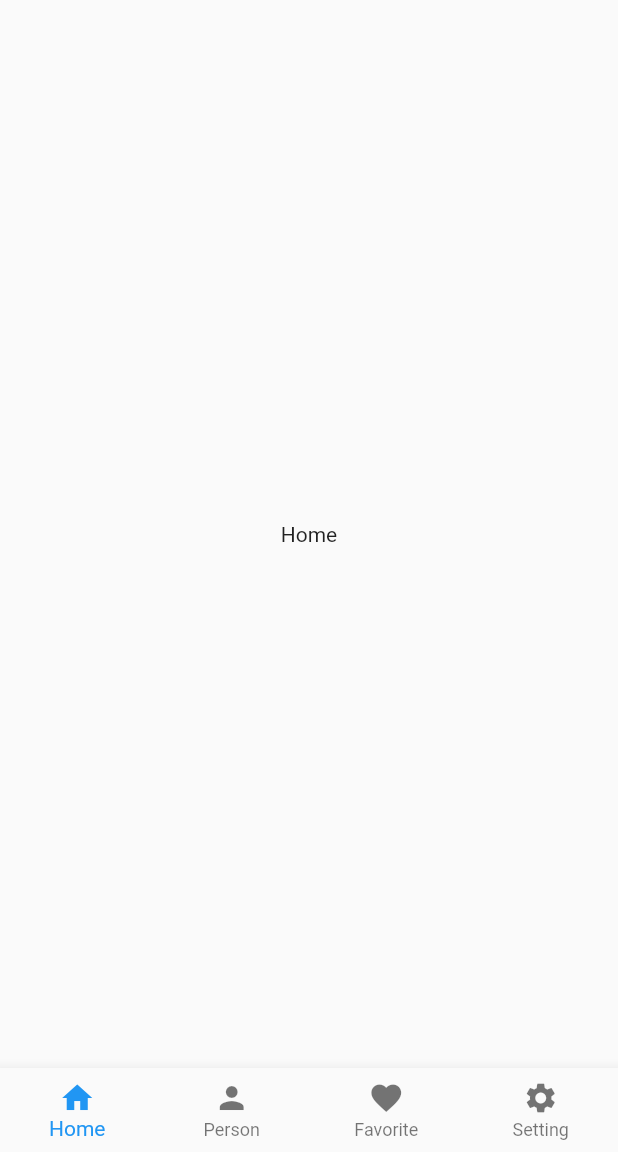
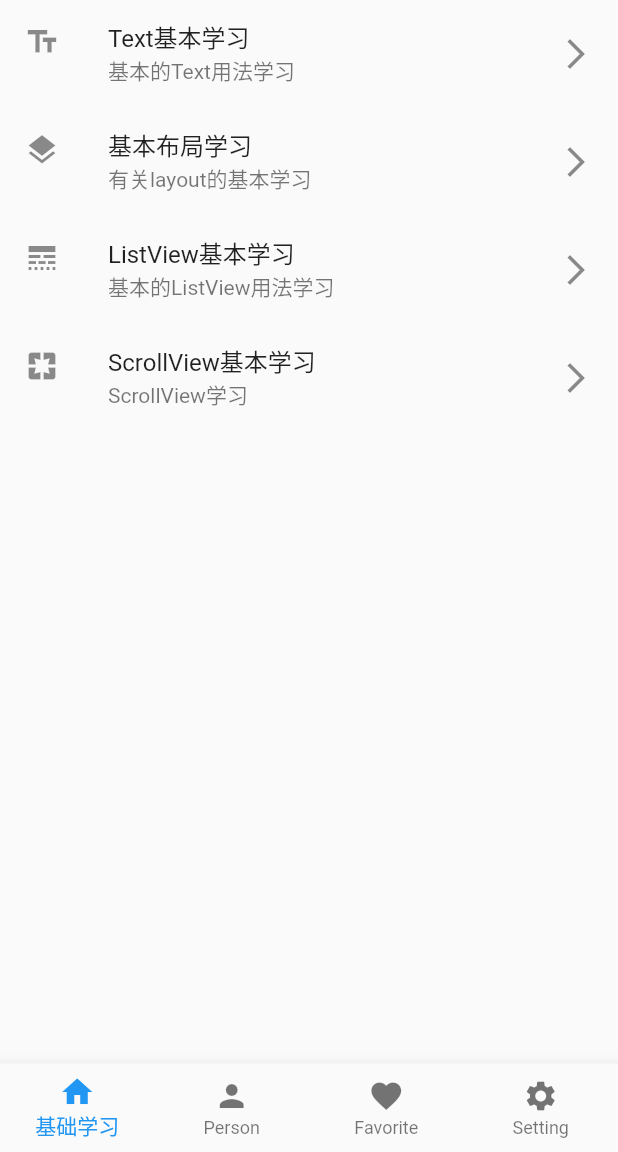
Before and after one commit to leokaka1/FlutterDemo, a Flutter app: the screen it shows after launch, on a phone screen of 412 x 824 dp, the part 84-1236 px from its top. Run offline on Flutter 3.47's test engine with Material 2 defaults, Android fonts, the light colour scheme and no system bars.

Commit message:
add four pages with basic study in main Home

```diff
--- a/lib/main.dart
+++ b/lib/main.dart
@@ -1,10 +1,9 @@
 import 'package:flutter/material.dart';
-import './pages/home/home.dart';
-import './pages/favorite/favorite.dart';
-import './pages/person/person.dart';
-import './pages/setting/setting.dart';
-import './pages/publicWidget/customerDrawer.dart';
 import './pages/demos/text_demo.dart';
+import './pages/demos/layout_demo.dart';
+import './pages/publicWidget/customerNavigation.dart';
+import './pages/demos/scrollView_demo.dart';
+import './pages/demos/listView_demo.dart';
 
 void main() => runApp(MyApp());
 
@@ -14,8 +13,11 @@ class MyApp extends StatelessWidget {
   Widget build(BuildContext context) {
     return MaterialApp(
       title: 'Flutter Demo',
-      routes: {
-        '/textDemo':(context)=> TextDemo()
+      routes: {//配置路由
+        '/text':(context)=> TextDemo(),
+        '/layout':(context)=> LayoutDemo(),
+        '/listView':(context)=>ListView_Demo(),
+        '/scrollView':(context)=>ScrollView_Demo(),
       },
       debugShowCheckedModeBanner: false,
       theme: ThemeData(
@@ -25,54 +27,3 @@ class MyApp extends StatelessWidget {
     );
   }
 }
-
-class SettingBottomNavigation extends StatefulWidget {
-  @override
-  State<StatefulWidget> createState() {
-    return SettingBottomNavigationState();
-  }
-}
-
-class SettingBottomNavigationState extends State<SettingBottomNavigation> {
-  int _currentIndex = 0;
-  List<Widget> pages = new List();
-
-  void _hanldeBottomIndex(int index) {
-    setState(() {
-      _currentIndex = index;
-    });
-  }
-
-  @override
-    void initState() {
-      pages..add(Home())..add(Person())..add(Favorite())..add(Setting());
-      super.initState();
-    }
-
-  @override
-  Widget build(BuildContext context) {
-    return Scaffold(
-      appBar: AppBar(title: Text('Flutter知识点总结'),elevation: 0),
-      drawer: CustomerDrawer(),
-      body: Container(
-        child: Center(
-          child: pages[_currentIndex],
-        ),
-      ),
-      bottomNavigationBar: BottomNavigationBar(
-        currentIndex: _currentIndex,
-        type: BottomNavigationBarType.fixed,
-        items: [
-          BottomNavigationBarItem(icon: Icon(Icons.home), title: Text('Home')),
-          BottomNavigationBarItem(
-              icon: Icon(Icons.person), title: Text('Person')),
-          BottomNavigationBarItem(
-              icon: Icon(Icons.favorite), title: Text('Favorite')),
-          BottomNavigationBarItem(
-              icon: Icon(Icons.settings), title: Text('Setting')),
-        ],
-        onTap: _hanldeBottomIndex,
-      ),
-    );
-  }
-}
--- a/lib/model/basicModel.dart
+++ b/lib/model/basicModel.dart
@@ -1,16 +1,44 @@
+import 'package:flutter/material.dart';
 class Pages{
   final String title;
+  final String subTitle;
   final String directionPage;
+  final Icon rightIcon;
 
   Pages({
     this.title,
-    this.directionPage
+    this.subTitle,
+    this.directionPage,
+    this.rightIcon
   });
 }
 
 final List<Pages> pageInfo =[
   Pages(
     title: 'Text基本学习',
-    directionPage: '/textDemo'
-  )
+    subTitle:'基本的Text用法学习',
+    directionPage: '/text',
+    rightIcon: Icon(Icons.text_fields)
+  ),
+
+  Pages(
+    title: '基本布局学习',
+    subTitle:'有关layout的基本学习',
+    directionPage: '/layout',
+    rightIcon: Icon(Icons.layers)
+  ),
+
+  Pages(
+    title: 'ListView基本学习',
+    subTitle:'基本的ListView用法学习',
+    directionPage: '/textDemo',
+    rightIcon: Icon(Icons.line_style)
+  ),
+
+  Pages(
+    title: 'ScrollView基本学习',
+    subTitle:'ScrollView学习',
+    directionPage: '/textDemo',
+    rightIcon: Icon(Icons.pages)
+  ),
 ];
--- /dev/null
+++ b/lib/pages/demos/listView_demo.dart
@@ -0,0 +1,16 @@
+import 'package:flutter/material.dart';
+class ListView_Demo extends StatelessWidget {
+  @override
+  Widget build(BuildContext context) {
+    return Scaffold(
+      appBar: AppBar(
+        title: Text('ListView组件的使用'),
+        elevation: 0,
+      ),
+      body: Container(
+        child: Column(
+        ),
+      ),
+    );
+  }
+}
--- /dev/null
+++ b/lib/pages/demos/scrollView_demo.dart
@@ -0,0 +1,16 @@
+import 'package:flutter/material.dart';
+class ScrollView_Demo extends StatelessWidget {
+  @override
+  Widget build(BuildContext context) {
+    return Scaffold(
+      appBar: AppBar(
+        title: Text('ScrollView组件的使用'),
+        elevation: 0,
+      ),
+      body: Container(
+        child: Column(
+        ),
+      ),
+    );
+  }
+}
--- a/lib/pages/demos/text_demo.dart
+++ b/lib/pages/demos/text_demo.dart
@@ -1,12 +1,14 @@
-
 import 'package:flutter/material.dart';
 class TextDemo extends StatelessWidget {
   @override
   Widget build(BuildContext context) {
     return Scaffold(
+      appBar: AppBar(
+        title: Text('Text组件的使用'),
+        elevation: 0,
+      ),
       body: Container(
-        child: Center(
-          child: Text('TextDemo'),
+        child: Column(
         ),
       ),
     );
--- a/lib/pages/home/home.dart
+++ b/lib/pages/home/home.dart
@@ -1,14 +1,26 @@
 import 'package:flutter/material.dart';
+import '../../model//basicModel.dart';
+import '../publicWidget/iconTextListTile.dart';
 class Home extends StatelessWidget {
+
+  Widget _handlePageItem(BuildContext context,int index){
+    return Container(
+      child: IconTextListItem(
+        title: pageInfo[index].title,
+        subTitle: pageInfo[index].subTitle,
+        rightIcon: pageInfo[index].rightIcon,
+        directionPage: pageInfo[index].directionPage,
+      )
+    );
+  }
+
   @override
   Widget build(BuildContext context) {
     return Scaffold(
-
-      body: Container(
-        child: Center(
-          child: Text('Home'),
-        ),
-      ),
+      body: ListView.builder(
+        itemCount: pageInfo.length,
+        itemBuilder: _handlePageItem,
+      )
     );
   }
 }
--- /dev/null
+++ b/lib/pages/publicWidget/customerNavigation.dart
@@ -0,0 +1,56 @@
+import 'package:flutter/material.dart';
+import '../home/home.dart';
+import '../favorite/favorite.dart';
+import '../person/person.dart';
+import '../setting/setting.dart';
+import '../publicWidget/customerDrawer.dart';
+class SettingBottomNavigation extends StatefulWidget {
+  @override
+  State<StatefulWidget> createState() {
+    return SettingBottomNavigationState();
+  }
+}
+
+class SettingBottomNavigationState extends State<SettingBottomNavigation> {
+  int _currentIndex = 0;
+  List<Widget> pages = new List();
+
+  void _hanldeBottomIndex(int index) {
+    setState(() {
+      _currentIndex = index;
+    });
+  }
+
+  @override
+    void initState() {
+      pages..add(Home())..add(Person())..add(Favorite())..add(Setting());
+      super.initState();
+    }
+
+  @override
+  Widget build(BuildContext context) {
+    return Scaffold(
+      appBar: AppBar(title: Text('Flutter知识点总结'),elevation: 0),
+      drawer: CustomerDrawer(),
+      body: Container(
+        child: Center(
+          child: pages[_currentIndex],
+        ),
+      ),
+      bottomNavigationBar: BottomNavigationBar(
+        currentIndex: _currentIndex,
+        type: BottomNavigationBarType.fixed,
+        items: [
+          BottomNavigationBarItem(icon: Icon(Icons.home), title: Text('基础学习')),
+          BottomNavigationBarItem(
+              icon: Icon(Icons.person), title: Text('Person')),
+          BottomNavigationBarItem(
+              icon: Icon(Icons.favorite), title: Text('Favorite')),
+          BottomNavigationBarItem(
+              icon: Icon(Icons.settings), title: Text('Setting')),
+        ],
+        onTap: _hanldeBottomIndex,
+      ),
+    );
+  }
+}
--- /dev/null
+++ b/lib/pages/publicWidget/iconTextListTile.dart
@@ -0,0 +1,26 @@
+import 'package:flutter/material.dart';
+class IconTextListItem extends StatelessWidget {
+
+  final Icon rightIcon;
+  final String title;
+  final String subTitle;
+  final String directionPage;
+
+  IconTextListItem({
+    this.rightIcon,
+    this.title,
+    this.subTitle,
+    this.directionPage
+  });
+
+  @override
+  Widget build(BuildContext context) {
+    return ListTile(
+      leading: rightIcon,
+      title: Text(title),
+      subtitle: Text(subTitle),
+      trailing: Icon(Icons.arrow_forward_ios),
+      onTap: ()=>Navigator.pushNamed(context, directionPage),
+    );
+  }
+}
```
